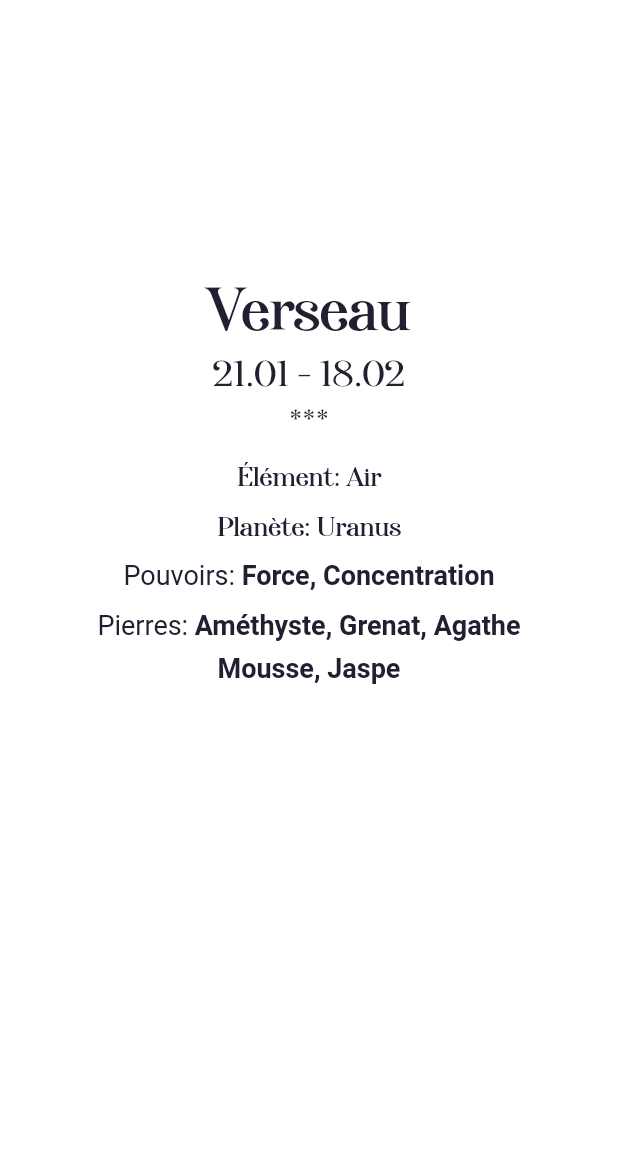
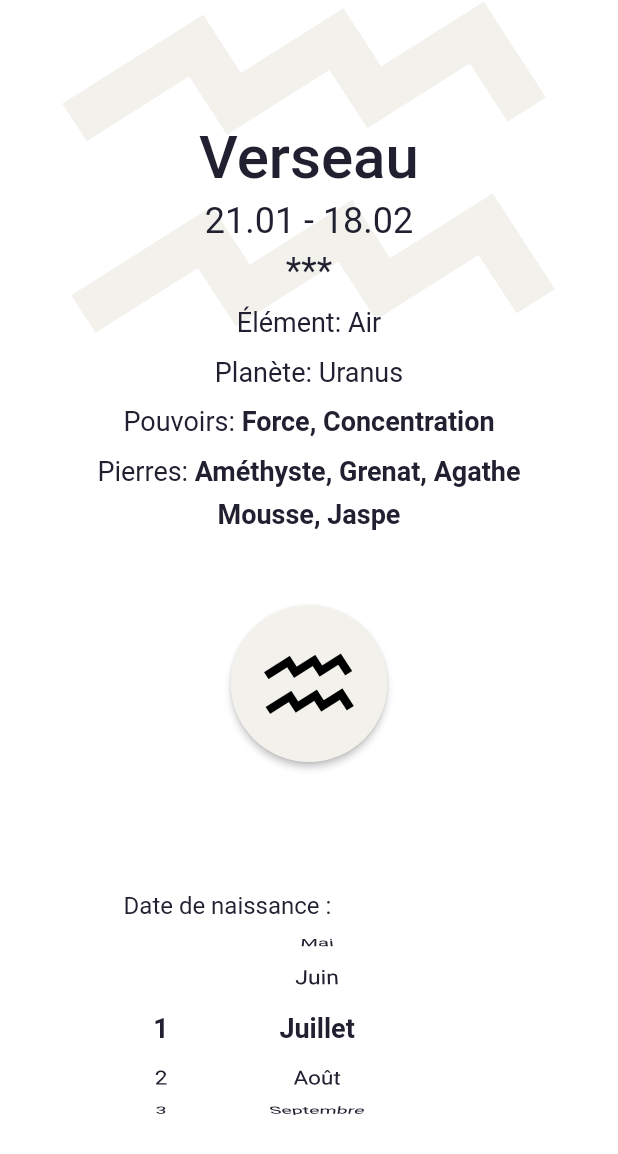
Before and after one commit to dleurs/astrolab, a Flutter app: the PickHoroscopeWheel screen opened by its route, on a phone screen of 412 x 824 dp. Shown: the top 1154 px of the screen. Run offline on Flutter 3.47's test engine with Material 2 defaults, Android fonts, the phone set to English and light mode, and no system bars; drawn by our look-alikes of wheel_chooser; our stand-ins replace auto_size_text, flutter_bloc, flutter_svg; project files that could hold a hidden picture were left out.

Commit message:
Date picker

```diff
--- /dev/null
+++ b/lib/model/month.dart
@@ -0,0 +1,35 @@
+enum Month {
+  janvier("Janvier", 31),
+  fevrier("Février", 29),
+  mars("Mars", 31),
+  avril("Avril", 30),
+  mai("Mai", 31),
+  juin("Juin", 30),
+  juillet("Juillet", 31),
+  aout("Août", 31),
+  septembre("Septembre", 30),
+  octobre("Octobre", 31),
+  novembre("Novembre", 30),
+  decembre("Décembre", 31);
+
+  final String value;
+  final int maxDays;
+  const Month(this.value, this.maxDays);
+}
+
+class MonthUtils {
+  static List<Month> get year => [
+        Month.janvier,
+        Month.fevrier,
+        Month.mars,
+        Month.avril,
+        Month.mai,
+        Month.juin,
+        Month.juillet,
+        Month.aout,
+        Month.septembre,
+        Month.octobre,
+        Month.novembre,
+        Month.decembre
+      ];
+}
--- a/lib/theme/colors.dart
+++ b/lib/theme/colors.dart
@@ -64,7 +64,7 @@ class _LightColors extends WidgetColorScheme {
             brightness: Brightness.light,
             primary: const Color(0xFF202031),
             onPrimary: const Color(0xFFFFFFFF),
-            secondary: const Color(0xFFE3E3E3),
+            secondary: const Color(0xFFF3F1EC),
             onSecondary: const Color(0xFF908F96),
             background: Colors.white,
             onBackground: Colors.white,
--- a/lib/theme/texts.dart
+++ b/lib/theme/texts.dart
@@ -94,12 +94,11 @@ class PlTextTheme extends TextTheme {
   @override
   TextStyle get bodyText2 {
     return TextStyle(
-      fontFamily: textFontFamily,
       fontStyle: FontStyle.normal,
-      fontWeight: FontWeight.w500,
-      fontSize: 13,
+      fontWeight: FontWeight.w400,
+      fontSize: 16,
       height: 22 / 13,
-      color: _colors.onSurface,
+      color: _colors.primary,
     );
   }
 
--- /dev/null
+++ b/lib/ui/pick_horoscope_wheel/date_picker_widget.dart
@@ -0,0 +1,80 @@
+import 'package:astrolab/model/month.dart';
+import 'package:astrolab/theme/theme.dart';
+import 'package:astrolab/ui/shared/widget_space.dart';
+import 'package:astrolab/ui/shared/widget_text.dart';
+import 'package:flutter/material.dart';
+import 'package:wheel_chooser/wheel_chooser.dart';
+
+class DatePickerWidget extends StatefulWidget {
+  const DatePickerWidget({super.key});
+
+  static const initialMonth = Month.juillet;
+  static const initialDay = 14;
+
+  @override
+  State<DatePickerWidget> createState() => _DatePickerWidgetState();
+}
+
+class _DatePickerWidgetState extends State<DatePickerWidget> {
+  FixedExtentScrollController? controller = FixedExtentScrollController(
+    initialItem: DatePickerWidget.initialDay,
+  );
+  var month = DatePickerWidget.initialMonth;
+  var day = DatePickerWidget.initialDay;
+  @override
+  Widget build(BuildContext context) {
+    return SizedBox(
+      width: MediaQuery.of(context).size.width * 0.6,
+      child: Column(
+        crossAxisAlignment: CrossAxisAlignment.start,
+        children: [
+          WidgetText(
+            "Date de naissance :",
+            style: context.textTheme.bodyText2,
+          ),
+          WidgetSpace.medium,
+          Row(
+            children: [
+              SizedBox(
+                height: 120,
+                width: 50,
+                child: WheelChooser.integer(
+                  onValueChanged: (i) {
+                    day = i;
+                  },
+                  controller: controller,
+                  minValue: 1,
+                  maxValue: month.maxDays,
+                  squeeze: 1.4,
+                  selectTextStyle: context.textTheme.bodyText1.copyWith(fontWeight: FontWeight.bold),
+                  unSelectTextStyle: context.textTheme.bodyText2,
+                  step: 1,
+                ),
+              ),
+              WidgetSpace.small,
+              SizedBox(
+                  height: 120,
+                  width: 150,
+                  child: WheelChooser(
+                    onValueChanged: (strMonth) {
+                      setState(() {
+                        month = MonthUtils.year.firstWhere((element) => element.value == strMonth);
+                        if (day > month.maxDays) {
+                          day = month.maxDays;
+                          controller!.jumpToItem(day);
+                        }
+                      });
+                    },
+                    startPosition: MonthUtils.year.indexOf(DatePickerWidget.initialMonth),
+                    squeeze: 1.4,
+                    selectTextStyle: context.textTheme.bodyText1.copyWith(fontWeight: FontWeight.bold),
+                    unSelectTextStyle: context.textTheme.bodyText2,
+                    datas: List.generate(MonthUtils.year.length, (index) => MonthUtils.year[index].value),
+                  )),
+            ],
+          )
+        ],
+      ),
+    );
+  }
+}
--- a/lib/ui/pick_horoscope_wheel/pick_horoscope_wheel_page.dart
+++ b/lib/ui/pick_horoscope_wheel/pick_horoscope_wheel_page.dart
@@ -1,8 +1,11 @@
 import 'package:astrolab/data/horoscope_data_mock.dart';
 import 'package:astrolab/theme/theme.dart';
 import 'package:astrolab/ui/horosocope_details/horoscope_details_page.dart';
+import 'package:astrolab/ui/pick_horoscope_wheel/date_picker_widget.dart';
 import 'package:astrolab/ui/pick_horoscope_wheel/horoscope_info_widget.dart';
+import 'package:astrolab/ui/shared/widget_space.dart';
 import 'package:flutter/material.dart';
+import 'package:flutter_svg/flutter_svg.dart';
 
 class PickHoroscopeWheel extends StatefulWidget {
   const PickHoroscopeWheel({super.key});
@@ -22,7 +25,21 @@ class _SelectBirthdayState extends State<PickHoroscopeWheel> {
         backgroundColor: context.colors.background,
         body: SafeArea(
           child: Center(
-            child: Column(
+            child: Stack(
+              children: [
+                SafeArea(
+                  child: Row(
+                    mainAxisAlignment: MainAxisAlignment.center,
+                    children: [
+                      SvgPicture.asset(
+                        "assets/svg/verseau_icon.svg",
+                        color: context.colors.secondary,
+                        width: MediaQuery.of(context).size.width * 0.8,
+                      ),
+                    ],
+                  ),
+                ),
+                Column(
                   children: [
                     const Expanded(flex: 1, child: SizedBox()),
                     InkWell(
@@ -33,7 +50,30 @@ class _SelectBirthdayState extends State<PickHoroscopeWheel> {
                         horoscope: HoroscopeDataMock.verseau,
                       ),
                     ),
-                const Expanded(flex: 2, child: SizedBox()),
+                    WidgetSpace.jumbo,
+                    ElevatedButton(
+                      onPressed: () {
+                        Navigator.of(context).pushNamed(HoroscopeDetailsPage.nameRoute);
+                      },
+                      style: ElevatedButton.styleFrom(
+                        backgroundColor: context.colors.secondary,
+                        shape: const CircleBorder(),
+                        padding: const EdgeInsets.all(24),
+                      ),
+                      child: Padding(
+                        padding: const EdgeInsets.all(8.0),
+                        child: SvgPicture.asset(
+                          "assets/svg/verseau_icon.svg",
+                          color: Colors.black,
+                          width: 60,
+                        ),
+                      ),
+                    ),
+                    const Expanded(flex: 1, child: SizedBox()),
+                    const DatePickerWidget(),
+                    const Expanded(flex: 1, child: SizedBox()),
+                  ],
+                ),
               ],
             ),
           ),
--- a/pubspec.yaml
+++ b/pubspec.yaml
@@ -33,6 +33,8 @@ dependencies:
     sdk: flutter
 
   intl: 0.18.0
+  flutter_svg: 1.1.6
+  wheel_chooser: 1.0.0
 
 
   # The following adds the Cupertino Icons font to your application.
@@ -62,6 +64,7 @@ flutter:
   assets:
     - assets/fonts/
     - assets/images/welcome/
+    - assets/svg/
 
 
   fonts:
```
Also changed, not shown: assets/svg/verseau_icon.svg (added), pubspec.lock. Lines whose indentation alone changed are shown as unchanged.
